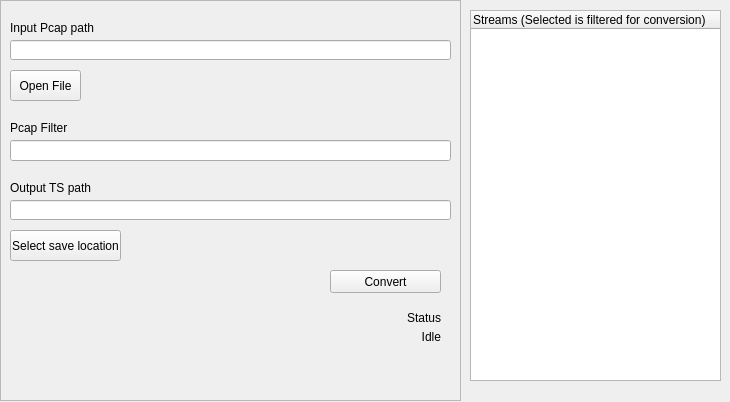
wisinorden/iptvutils, file convertwidget.ui: the form before one commit.
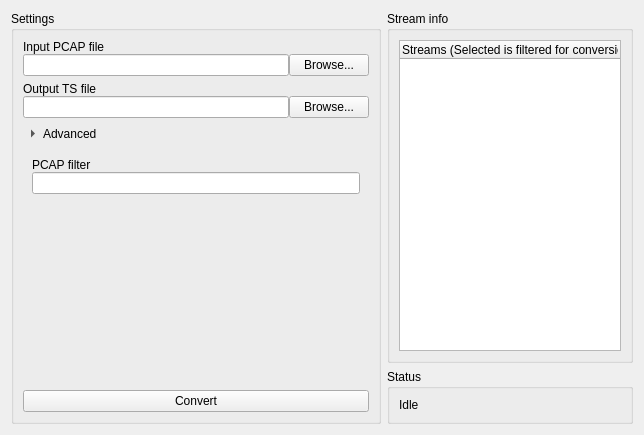
The form after the commit. Icons and pictures are not drawn.

Commit message: Fixed layout on convert widget

The edit to the form file:
```diff
--- a/convertwidget.ui
+++ b/convertwidget.ui
@@ -6,213 +6,161 @@
    <rect>
     <x>0</x>
     <y>0</y>
-    <width>730</width>
-    <height>402</height>
+    <width>644</width>
+    <height>435</height>
    </rect>
   </property>
+  <property name="sizePolicy">
+   <sizepolicy hsizetype="Preferred" vsizetype="Preferred">
+    <horstretch>0</horstretch>
+    <verstretch>0</verstretch>
+   </sizepolicy>
+  </property>
   <property name="minimumSize">
    <size>
-    <width>730</width>
-    <height>402</height>
+    <width>0</width>
+    <height>0</height>
    </size>
   </property>
   <property name="windowTitle">
    <string>Form</string>
   </property>
-  <widget class="QFrame" name="convertGroup">
-   <property name="geometry">
-    <rect>
-     <x>0</x>
-     <y>0</y>
-     <width>461</width>
-     <height>401</height>
-    </rect>
-   </property>
-   <property name="minimumSize">
-    <size>
-     <width>461</width>
-     <height>401</height>
-    </size>
-   </property>
-   <property name="autoFillBackground">
-    <bool>false</bool>
-   </property>
-   <property name="frameShape">
-    <enum>QFrame::StyledPanel</enum>
-   </property>
-   <property name="frameShadow">
-    <enum>QFrame::Raised</enum>
-   </property>
-   <widget class="QLineEdit" name="convertFromFilename">
-    <property name="enabled">
-     <bool>true</bool>
-    </property>
-    <property name="geometry">
-     <rect>
-      <x>10</x>
-      <y>40</y>
-      <width>441</width>
-      <height>20</height>
-     </rect>
-    </property>
-    <property name="readOnly">
-     <bool>true</bool>
-    </property>
-   </widget>
-   <widget class="QLineEdit" name="convertToFilename">
-    <property name="geometry">
-     <rect>
-      <x>10</x>
-      <y>200</y>
-      <width>441</width>
-      <height>20</height>
-     </rect>
-    </property>
-   </widget>
-   <widget class="QLabel" name="label_11">
-    <property name="geometry">
-     <rect>
-      <x>10</x>
-      <y>20</y>
-      <width>231</width>
-      <height>16</height>
-     </rect>
-    </property>
-    <property name="text">
-     <string>Input Pcap path</string>
-    </property>
-   </widget>
-   <widget class="QLabel" name="label_13">
-    <property name="geometry">
-     <rect>
-      <x>10</x>
-      <y>180</y>
-      <width>231</width>
-      <height>16</height>
-     </rect>
-    </property>
-    <property name="text">
-     <string>Output TS path</string>
-    </property>
-   </widget>
-   <widget class="QPushButton" name="OpenConvertInputDialog">
-    <property name="geometry">
-     <rect>
-      <x>10</x>
-      <y>70</y>
-      <width>71</width>
-      <height>31</height>
-     </rect>
-    </property>
-    <property name="text">
-     <string>Open File</string>
-    </property>
-   </widget>
-   <widget class="QPushButton" name="OpenConvertOutputDialog">
-    <property name="geometry">
-     <rect>
-      <x>10</x>
-      <y>230</y>
-      <width>111</width>
-      <height>31</height>
-     </rect>
-    </property>
-    <property name="text">
-     <string>Select save location</string>
-    </property>
-   </widget>
-   <widget class="QPushButton" name="convertStartBtn">
-    <property name="geometry">
-     <rect>
-      <x>330</x>
-      <y>270</y>
-      <width>111</width>
-      <height>23</height>
-     </rect>
-    </property>
-    <property name="text">
-     <string>Convert</string>
-    </property>
-   </widget>
-   <widget class="QLabel" name="label_14">
-    <property name="geometry">
-     <rect>
-      <x>170</x>
-      <y>310</y>
-      <width>271</width>
-      <height>16</height>
-     </rect>
-    </property>
-    <property name="text">
-     <string>Status</string>
-    </property>
-    <property name="alignment">
-     <set>Qt::AlignRight|Qt::AlignTrailing|Qt::AlignVCenter</set>
-    </property>
-   </widget>
-   <widget class="QLabel" name="convertStatus">
-    <property name="geometry">
-     <rect>
-      <x>10</x>
-      <y>330</y>
-      <width>431</width>
-      <height>51</height>
-     </rect>
-    </property>
-    <property name="text">
-     <string>Idle</string>
-    </property>
-    <property name="alignment">
-     <set>Qt::AlignRight|Qt::AlignTop|Qt::AlignTrailing</set>
-    </property>
-   </widget>
-   <widget class="QLabel" name="label_2">
-    <property name="geometry">
-     <rect>
-      <x>10</x>
-      <y>120</y>
-      <width>61</width>
-      <height>16</height>
-     </rect>
-    </property>
-    <property name="layoutDirection">
-     <enum>Qt::LeftToRight</enum>
-    </property>
-    <property name="text">
-     <string>Pcap Filter</string>
-    </property>
-    <property name="alignment">
-     <set>Qt::AlignLeading|Qt::AlignLeft|Qt::AlignVCenter</set>
-    </property>
-   </widget>
-   <widget class="QLineEdit" name="convertFilter">
-    <property name="enabled">
-     <bool>true</bool>
-    </property>
-    <property name="geometry">
-     <rect>
-      <x>10</x>
-      <y>140</y>
-      <width>441</width>
-      <height>21</height>
-     </rect>
-    </property>
-    <property name="text">
-     <string/>
-    </property>
-   </widget>
-  </widget>
-  <widget class="QTreeWidget" name="treeWidget">
-   <property name="geometry">
-    <rect>
-     <x>470</x>
-     <y>10</y>
-     <width>251</width>
-     <height>371</height>
-    </rect>
-   </property>
-   <property name="styleSheet">
-    <string notr="true">QTreeView::branch:has-siblings:!adjoins-item {
+  <layout class="QHBoxLayout" name="convertMainHLayout" stretch="6,4">
+   <item>
+    <widget class="QGroupBox" name="convertSettingsGroup">
+     <property name="title">
+      <string>Settings</string>
+     </property>
+     <layout class="QVBoxLayout" name="convertSettingsVLayout">
+      <item>
+       <layout class="QVBoxLayout" name="convertFromFilenameVLayout">
+        <property name="spacing">
+         <number>0</number>
+        </property>
+        <item>
+         <widget class="QLabel" name="convertFromFilenameLbl">
+          <property name="text">
+           <string>Input PCAP file</string>
+          </property>
+         </widget>
+        </item>
+        <item>
+         <layout class="QHBoxLayout" name="convertFromFilenameHLayout">
+          <item>
+           <widget class="QLineEdit" name="convertFromFilename"/>
+          </item>
+          <item>
+           <widget class="QPushButton" name="convertFromFileDialog">
+            <property name="text">
+             <string>Browse...</string>
+            </property>
+           </widget>
+          </item>
+         </layout>
+        </item>
+       </layout>
+      </item>
+      <item>
+       <layout class="QVBoxLayout" name="convertToFilenameVLayout">
+        <property name="spacing">
+         <number>0</number>
+        </property>
+        <item>
+         <widget class="QLabel" name="convertToFilenameLbl">
+          <property name="text">
+           <string>Output TS file</string>
+          </property>
+         </widget>
+        </item>
+        <item>
+         <layout class="QHBoxLayout" name="convertToFilenameHLayout">
+          <item>
+           <widget class="QLineEdit" name="convertToFilename"/>
+          </item>
+          <item>
+           <widget class="QPushButton" name="convertToFileDialog">
+            <property name="text">
+             <string>Browse...</string>
+            </property>
+           </widget>
+          </item>
+         </layout>
+        </item>
+       </layout>
+      </item>
+      <item>
+       <widget class="QToolButton" name="convertExpandPCAPFilterButton">
+        <property name="styleSheet">
+         <string notr="true">border: none</string>
+        </property>
+        <property name="text">
+         <string>Advanced</string>
+        </property>
+        <property name="checkable">
+         <bool>true</bool>
+        </property>
+        <property name="toolButtonStyle">
+         <enum>Qt::ToolButtonTextBesideIcon</enum>
+        </property>
+        <property name="arrowType">
+         <enum>Qt::RightArrow</enum>
+        </property>
+       </widget>
+      </item>
+      <item>
+       <widget class="QWidget" name="convertPcapFilterContainer" native="true">
+        <layout class="QVBoxLayout" name="convertPcapFilterVLayout">
+         <property name="spacing">
+          <number>0</number>
+         </property>
+         <item>
+          <widget class="QLabel" name="convertFilterLbl">
+           <property name="text">
+            <string>PCAP filter</string>
+           </property>
+          </widget>
+         </item>
+         <item>
+          <widget class="QLineEdit" name="convertFilter"/>
+         </item>
+        </layout>
+       </widget>
+      </item>
+      <item>
+       <spacer name="verticalSpacer">
+        <property name="orientation">
+         <enum>Qt::Vertical</enum>
+        </property>
+        <property name="sizeHint" stdset="0">
+         <size>
+          <width>20</width>
+          <height>40</height>
+         </size>
+        </property>
+       </spacer>
+      </item>
+      <item>
+       <widget class="QPushButton" name="convertStartBtn">
+        <property name="text">
+         <string>Convert</string>
+        </property>
+       </widget>
+      </item>
+     </layout>
+    </widget>
+   </item>
+   <item>
+    <layout class="QVBoxLayout" name="convertStatusVLayout">
+     <item>
+      <widget class="QGroupBox" name="convertStreamInfoGroup">
+       <property name="title">
+        <string>Stream info</string>
+       </property>
+       <layout class="QVBoxLayout" name="verticalLayout">
+        <item>
+         <widget class="QTreeWidget" name="treeWidget">
+          <property name="styleSheet">
+           <string notr="true">QTreeView::branch:has-siblings:!adjoins-item {
     border-image: url(:/img/res/stylesheet-vline.png) 0;
 }
 
@@ -235,13 +183,36 @@
         border-image: none;
         image: url(:/img/res/stylesheet-branch-open.png);
 }</string>
-   </property>
-   <column>
-    <property name="text">
-     <string>Streams (Selected is filtered for conversion)</string>
-    </property>
-   </column>
-  </widget>
+          </property>
+          <column>
+           <property name="text">
+            <string>Streams (Selected is filtered for conversion)</string>
+           </property>
+          </column>
+         </widget>
+        </item>
+       </layout>
+      </widget>
+     </item>
+     <item>
+      <widget class="QGroupBox" name="convertStatusGroup">
+       <property name="title">
+        <string>Status</string>
+       </property>
+       <layout class="QVBoxLayout" name="verticalLayout_2">
+        <item>
+         <widget class="QLabel" name="convertStatus">
+          <property name="text">
+           <string>Idle</string>
+          </property>
+         </widget>
+        </item>
+       </layout>
+      </widget>
+     </item>
+    </layout>
+   </item>
+  </layout>
  </widget>
  <resources/>
  <connections/>
```
Left out of the diff: 4 changed lines with no effect on the pictures. The commit also changes 2 other files.
